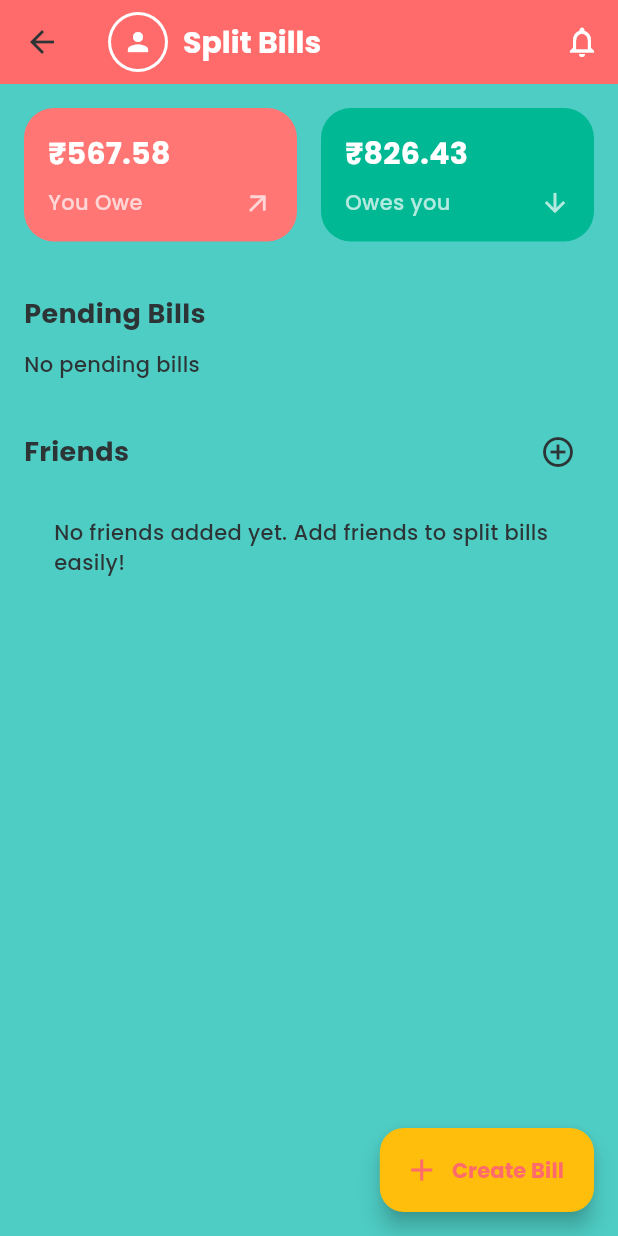
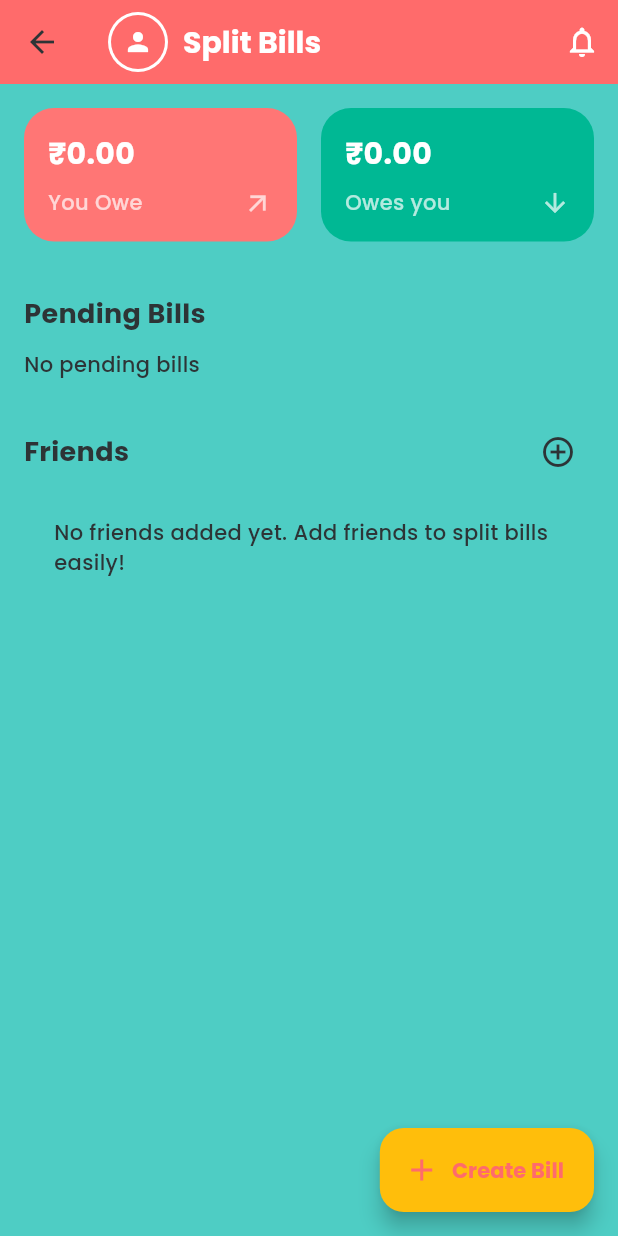
Before and after one commit to deep4nsh/SliceIt, a Flutter app: the SplitBillsScreen screen opened by its route, on a phone screen of 412 x 824 dp. Run offline on Flutter 3.47's test engine with Material 3 defaults, Android fonts, the phone set to English and light mode, and no system bars; our stand-ins replace app_links, cloud_firestore, cloud_functions, firebase_auth, firebase_core, firebase_database and 7 more; missing offline and left inert: google_ml_kit; accounts and stored records are empty.

Commit message:
feat: dynamically calculate and display "You Owe" and "Owes you" summary amounts from Firestore split bill data.

```diff
--- a/lib/screens/split_bills_screen.dart
+++ b/lib/screens/split_bills_screen.dart
@@ -149,13 +149,66 @@ class _SplitBillsScreenState extends State<SplitBillsScreen> {
         child: Column(
           crossAxisAlignment: CrossAxisAlignment.start,
           children: [
-            // Summary Cards
-            Row(
+            StreamBuilder<QuerySnapshot>(
+              stream: _firestore
+                  .collection('split_bills')
+                  .where('participants', arrayContains: user?.email)
+                  .snapshots(),
+              builder: (context, snapshot) {
+                double totalYouOwe = 0;
+                double totalOwedToYou = 0;
+
+                if (snapshot.hasData) {
+                  final docs = snapshot.data!.docs;
+                  final currentUserEmail = user?.email;
+
+                  for (var doc in docs) {
+                    final data = doc.data() as Map<String, dynamic>;
+                    final createdBy = data['createdBy'] as String?;
+                    final totalAmount = (data['totalAmount'] as num).toDouble();
+                    final participants = (data['participants'] as List).cast<String>();
+                    final paidStatus = (data['paidStatus'] as Map).cast<String, bool>();
+                    final splitType = data['splitType'] as String? ?? 'equal';
+                    final amounts = (data['amounts'] as Map?)?.cast<String, num>() ?? {};
+
+                    if (createdBy == currentUserEmail) {
+                      // People owe the current user
+                      for (var participant in participants) {
+                        if (participant != currentUserEmail) {
+                          final isPaid = paidStatus[participant] ?? false;
+                          if (!isPaid) {
+                             double amountOwed = 0;
+                             if (splitType == 'unequal') {
+                               amountOwed = (amounts[participant] ?? 0).toDouble();
+                             } else {
+                               amountOwed = participants.isNotEmpty ? totalAmount / participants.length : 0;
+                             }
+                             totalOwedToYou += amountOwed;
+                          }
+                        }
+                      }
+                    } else {
+                      // Current user might owe the creator
+                      final isPaid = paidStatus[currentUserEmail] ?? false;
+                      if (!isPaid) {
+                        double amountOwed = 0;
+                        if (splitType == 'unequal') {
+                          amountOwed = (amounts[currentUserEmail] ?? 0).toDouble();
+                        } else {
+                          amountOwed = participants.isNotEmpty ? totalAmount / participants.length : 0;
+                        }
+                        totalYouOwe += amountOwed;
+                      }
+                    }
+                  }
+                }
+
+                return Row(
                   children: [
                     Expanded(
                       child: _buildSummaryCard(
                         "You Owe",
-                    "₹567.58",
+                        "₹${totalYouOwe.toStringAsFixed(2)}",
                         AppColors.errorRed,
                         Colors.white,
                         Icons.arrow_outward,
@@ -165,13 +218,15 @@ class _SplitBillsScreenState extends State<SplitBillsScreen> {
                     Expanded(
                       child: _buildSummaryCard(
                         "Owes you",
-                    "₹826.43",
+                        "₹${totalOwedToYou.toStringAsFixed(2)}",
                         AppColors.successGreen,
                         Colors.white,
                         Icons.arrow_downward,
                       ),
                     ),
                   ],
+                );
+              },
             ),
             const SizedBox(height: 24),
 
```
Lines whose indentation alone changed are shown as unchanged.
